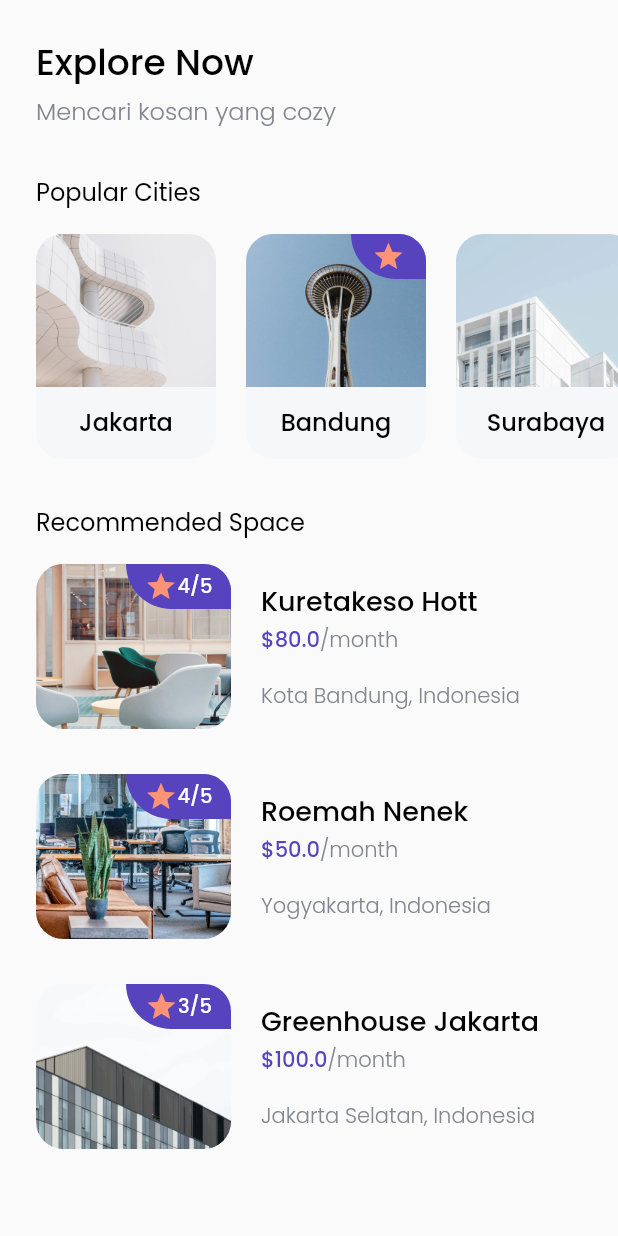
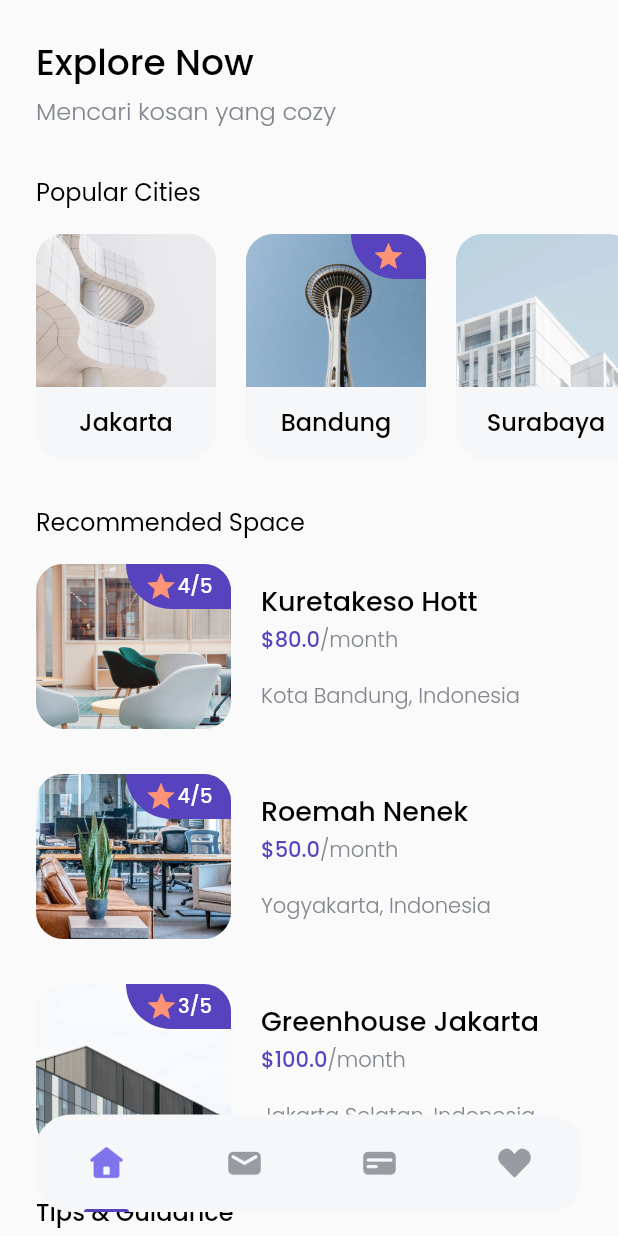
Before and after one commit to HarunNurahman/cozy-home, a Flutter app: the HomeScreen screen opened directly, on a phone screen of 412 x 824 dp. Run offline on Flutter 3.47's test engine with Material 2 defaults, Android fonts, the phone set to English and light mode, and no system bars; our stand-ins replace device_preview, google_fonts.

Commit message:
Layouting Home Screen, Add Icons, Bottom Nav Bar

```diff
--- a/lib/pages/home_screen.dart
+++ b/lib/pages/home_screen.dart
@@ -3,6 +3,7 @@
 import 'package:kosan_apps/models/spaces.dart';
 import 'package:kosan_apps/models/tips.dart';
 import 'package:kosan_apps/themes.dart';
+import 'package:kosan_apps/widgets/bottom_navbar_item.dart';
 import 'package:kosan_apps/widgets/city_card.dart';
 import 'package:kosan_apps/widgets/space_card.dart';
 import 'package:kosan_apps/widgets/tips_card.dart';
@@ -15,10 +16,9 @@
     return Scaffold(
       body: SafeArea(
         bottom: false,
-        child: Padding(
-          padding: EdgeInsets.symmetric(vertical: edge),
         child: ListView(
           children: [
+            SizedBox(height: edge),
             // HEADER
             Padding(
               padding: EdgeInsets.only(left: edge),
@@ -180,11 +180,42 @@
                   ),
                 ],
               ),
+            ),
+            SizedBox(height: 70 + edge),
+          ],
+        ),
+      ),
+      floatingActionButton: Container(
+        height: 65,
+        width: MediaQuery.of(context).size.width - (2 * edge),
+        margin: EdgeInsets.symmetric(horizontal: edge),
+        decoration: BoxDecoration(
+          color: const Color(0xFFF6F7F8),
+          borderRadius: BorderRadius.circular(23),
+        ),
+        child: Row(
+          mainAxisAlignment: MainAxisAlignment.spaceAround,
+          children: [
+            BottomNavBarItem(
+              imageUrl: 'assets/icons/ic_home_active.png',
+              isSelected: true,
+            ),
+            BottomNavBarItem(
+              imageUrl: 'assets/icons/ic_message.png',
+              isSelected: false,
+            ),
+            BottomNavBarItem(
+              imageUrl: 'assets/icons/ic_payment.png',
+              isSelected: false,
+            ),
+            BottomNavBarItem(
+              imageUrl: 'assets/icons/ic_favorited.png',
+              isSelected: false,
             )
           ],
         ),
       ),
-      ),
+      floatingActionButtonLocation: FloatingActionButtonLocation.centerFloat,
     );
   }
 }
--- /dev/null
+++ b/lib/widgets/bottom_navbar_item.dart
@@ -0,0 +1,38 @@
+import 'package:flutter/material.dart';
+import 'package:kosan_apps/themes.dart';
+
+class BottomNavBarItem extends StatelessWidget {
+  String imageUrl;
+  bool isSelected;
+
+  BottomNavBarItem({
+    required this.imageUrl,
+    required this.isSelected,
+  });
+
+  @override
+  Widget build(BuildContext context) {
+    return Column(
+      children: [
+        Spacer(),
+        Image.asset(
+          imageUrl,
+          width: 26,
+        ),
+        Spacer(),
+        isSelected
+            ? Container(
+                width: 30,
+                height: 2,
+                decoration: BoxDecoration(
+                  color: purpleColor,
+                  borderRadius: BorderRadius.vertical(
+                    top: Radius.circular(1000),
+                  ),
+                ),
+              )
+            : Container(),
+      ],
+    );
+  }
+}
--- a/pubspec.yaml
+++ b/pubspec.yaml
@@ -50,6 +50,7 @@
   # To add assets to your application, add an assets section, like this:
   assets:
     - assets/images/
+    - assets/icons/
   # An image asset can refer to one or more resolution-specific "variants", see
   # https://flutter.dev/assets-and-images/#resolution-aware
   # For details regarding adding assets from package dependencies, see
```
Also changed, not shown: assets/icons/ic_favorited.png (added), assets/icons/ic_favorited_active.png (added), assets/icons/ic_home_active.png (added), assets/icons/ic_message.png (added), assets/icons/ic_message_active.png (added), assets/icons/ic_payment.png (added), assets/icons/ic_payment_active.png (added). Lines whose indentation alone changed are shown as unchanged.
